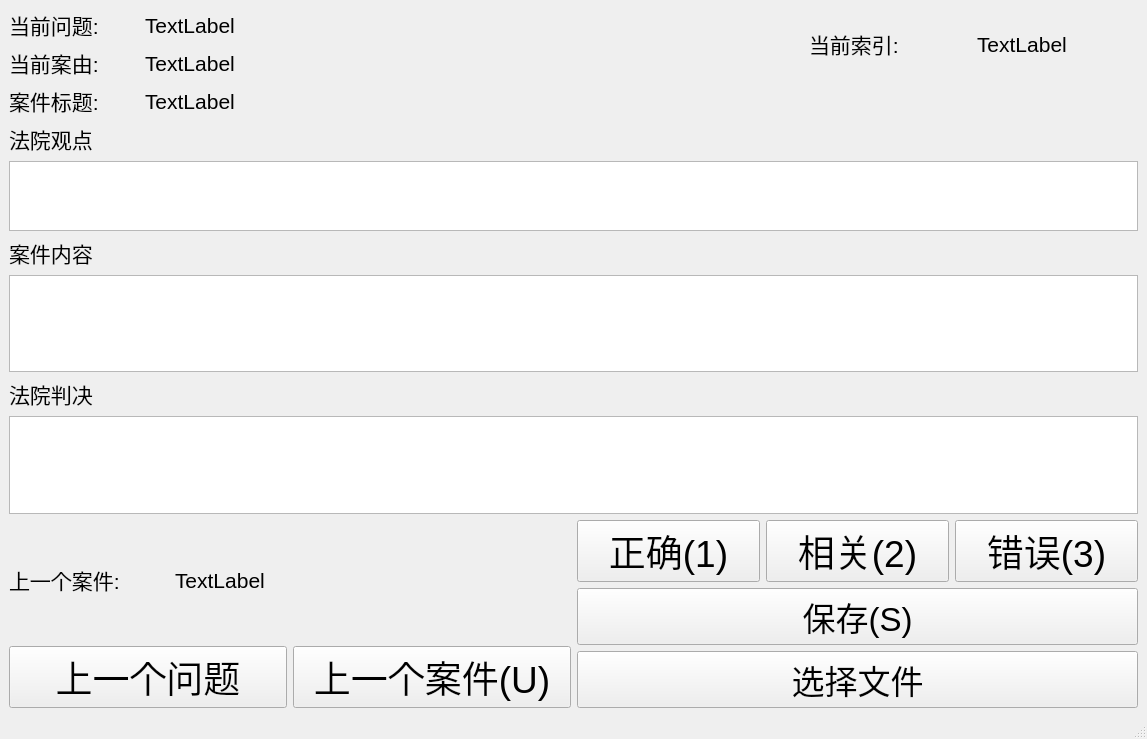
Old version of the form form.ui in the repository Wenenen/CaseTaggingTool.
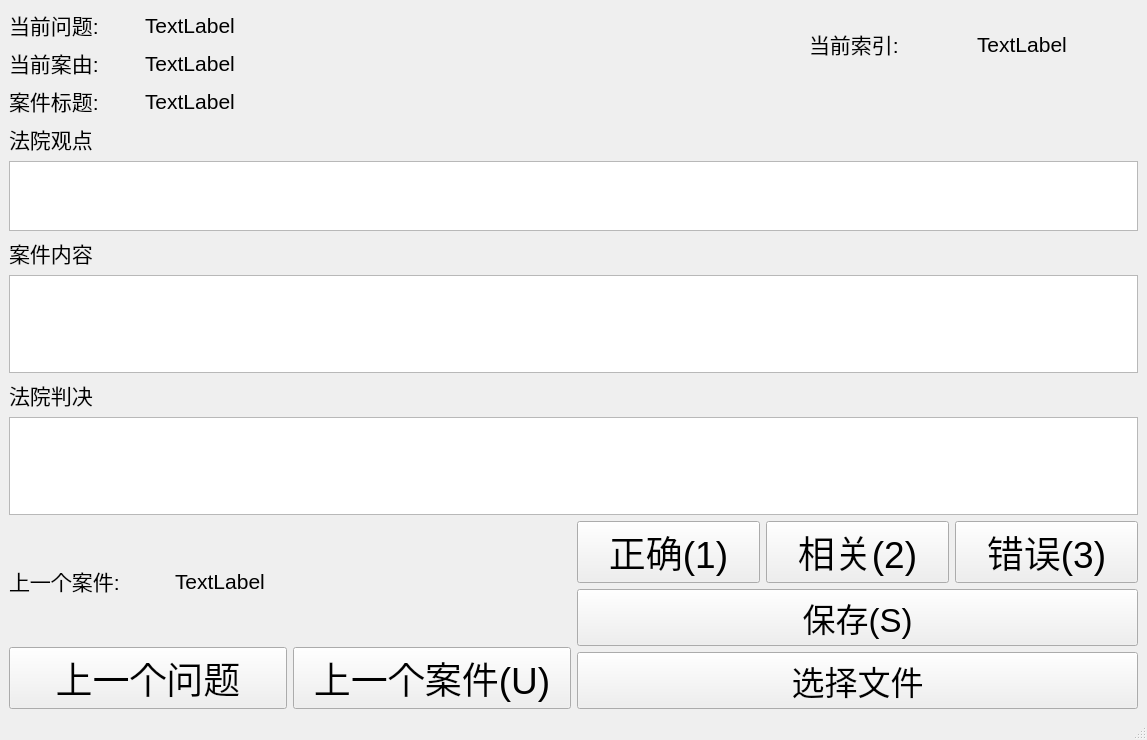
New version of the form.

```diff
--- a/form.ui
+++ b/form.ui
@@ -7,7 +7,7 @@
     <x>0</x>
     <y>0</y>
     <width>1147</width>
-    <height>739</height>
+    <height>740</height>
    </rect>
   </property>
   <property name="windowTitle">
@@ -167,7 +167,13 @@
            </widget>
           </item>
           <item>
-           <widget class="QTextEdit" name="textEdit"/>
+           <widget class="QTextEdit" name="judge">
+            <property name="font">
+             <font>
+              <pointsize>16</pointsize>
+             </font>
+            </property>
+           </widget>
           </item>
          </layout>
         </item>
```
Left out of the diff: 13 changed lines with no effect on the pictures.
